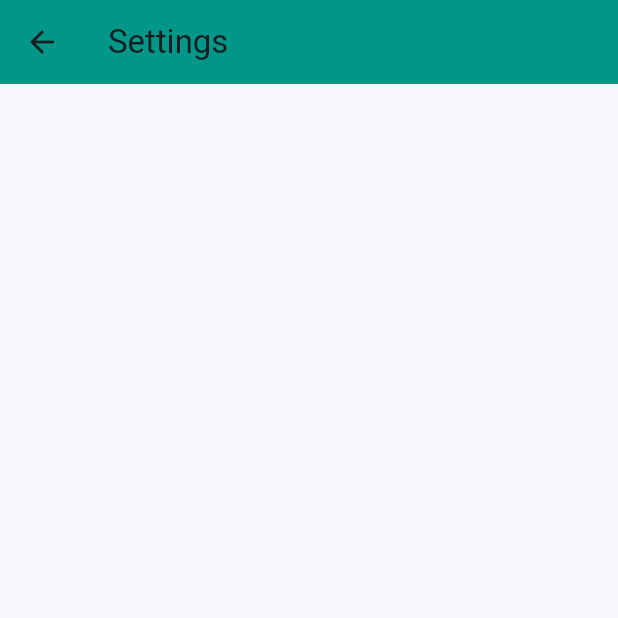
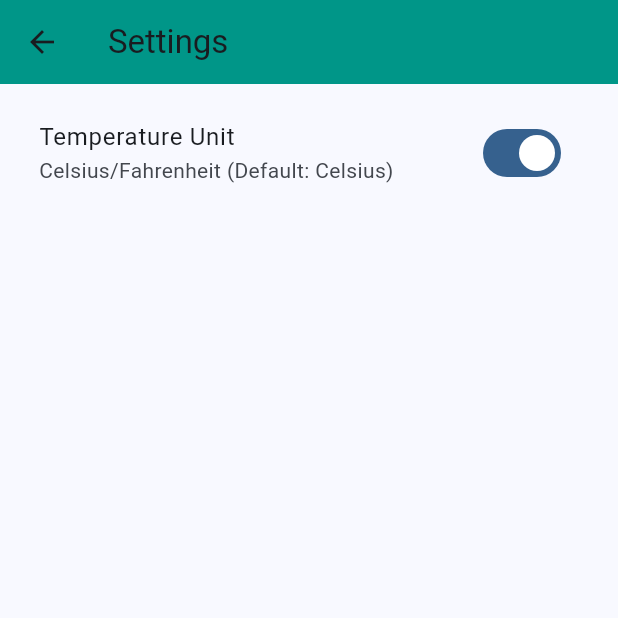
Before and after one commit to HamdiMoadeb/weatherapp_cubit, a Flutter app: the SettingsPage screen opened directly, on a phone screen of 412 x 824 dp, the top half of it. Run offline on Flutter 3.47's test engine with Material 3 defaults, Android fonts, the phone set to English and light mode, and no system bars; our stand-ins replace bloc, equatable, flutter_bloc, flutter_dotenv, recase.

Commit message:
settings cubit to toggle temperature from ℃ to ℉

```diff
--- /dev/null
+++ b/lib/cubits/settings/settings_cubit.dart
@@ -0,0 +1,19 @@
+import 'package:bloc/bloc.dart';
+import 'package:equatable/equatable.dart';
+
+part 'settings_state.dart';
+
+class SettingsCubit extends Cubit<SettingsState> {
+  SettingsCubit() : super(SettingsState.initial());
+
+  void toggleTempUnit() {
+    emit(
+      state.copyWith(
+        tempUnit: state.tempUnit == TempUnit.celsius
+            ? TempUnit.fahrenheit
+            : TempUnit.celsius,
+      ),
+    );
+    print(state);
+  }
+}
--- /dev/null
+++ b/lib/cubits/settings/settings_state.dart
@@ -0,0 +1,34 @@
+part of 'settings_cubit.dart';
+
+enum TempUnit {
+  celsius,
+  fahrenheit,
+}
+
+class SettingsState extends Equatable{
+  final TempUnit tempUnit;
+
+  SettingsState({
+    required this.tempUnit,
+  });
+
+  factory SettingsState.initial(){
+    return SettingsState(tempUnit: TempUnit.celsius);
+  }
+
+  @override
+  String toString() {
+    return 'SettingsState{tempUnit: $tempUnit}';
+  }
+
+  @override
+  List<Object> get props => [tempUnit];
+
+  SettingsState copyWith({
+    TempUnit? tempUnit,
+  }) {
+    return SettingsState(
+      tempUnit: tempUnit ?? this.tempUnit,
+    );
+  }
+}
--- a/lib/pages/settings_page.dart
+++ b/lib/pages/settings_page.dart
@@ -1,4 +1,6 @@
 import 'package:flutter/material.dart';
+import 'package:flutter_bloc/flutter_bloc.dart';
+import 'package:weather_app/cubits/settings/settings_cubit.dart';
 
 class SettingsPage extends StatelessWidget {
   const SettingsPage({super.key});
@@ -12,7 +14,17 @@ class SettingsPage extends StatelessWidget {
       ),
       body: Padding(
         padding: const EdgeInsets.all(10.0),
-
+        child: ListTile(
+          title: const Text('Temperature Unit'),
+          subtitle: const Text('Celsius/Fahrenheit (Default: Celsius)'),
+          trailing: Switch(
+            value: context.watch<SettingsCubit>().state.tempUnit ==
+                TempUnit.celsius,
+            onChanged: (_) {
+              context.read<SettingsCubit>().toggleTempUnit();
+            },
+          ),
+        ),
       ),
     );
   }
```
Also changed, not shown: lib/main.dart (+6 -2 lines), lib/pages/home_page.dart (+17 -0 lines).
